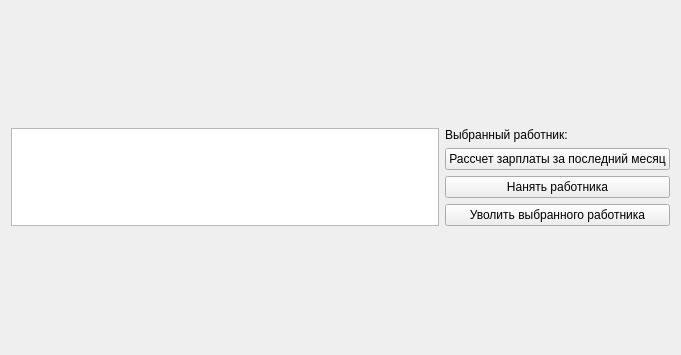
First picture: the form in cofee/employemenagement.ui, repository DmitryShaleoniy/qt-managing-a-coffee-shop-network, before the edit.
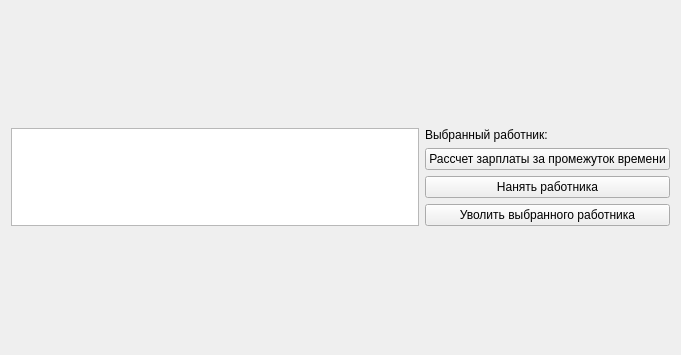
Second picture: the form after the edit.

What changed in the file:
```diff
--- a/cofee/employemenagement.ui
+++ b/cofee/employemenagement.ui
@@ -74,7 +74,7 @@
             </sizepolicy>
            </property>
            <property name="text">
-            <string>Рассчет зарплаты за последний месяц</string>
+            <string>Рассчет зарплаты за промежуток времени</string>
            </property>
           </widget>
          </item>
```
